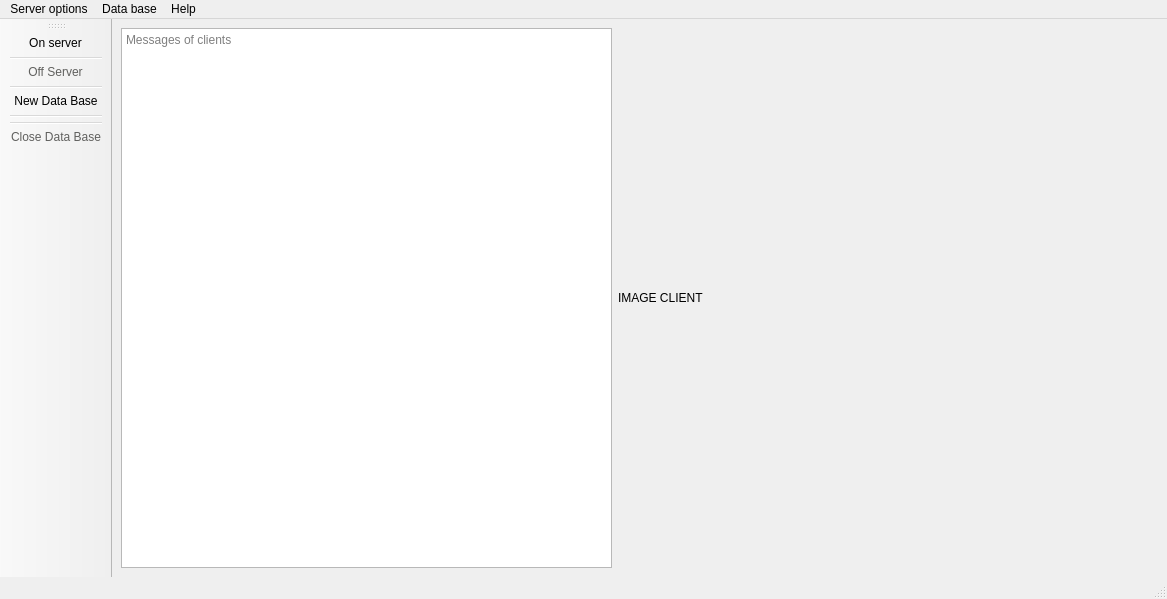
Before: the Qt Designer form mainwindow.ui in feichay10/Server-Proyecto-Final-SOA, drawn with Qt 5.
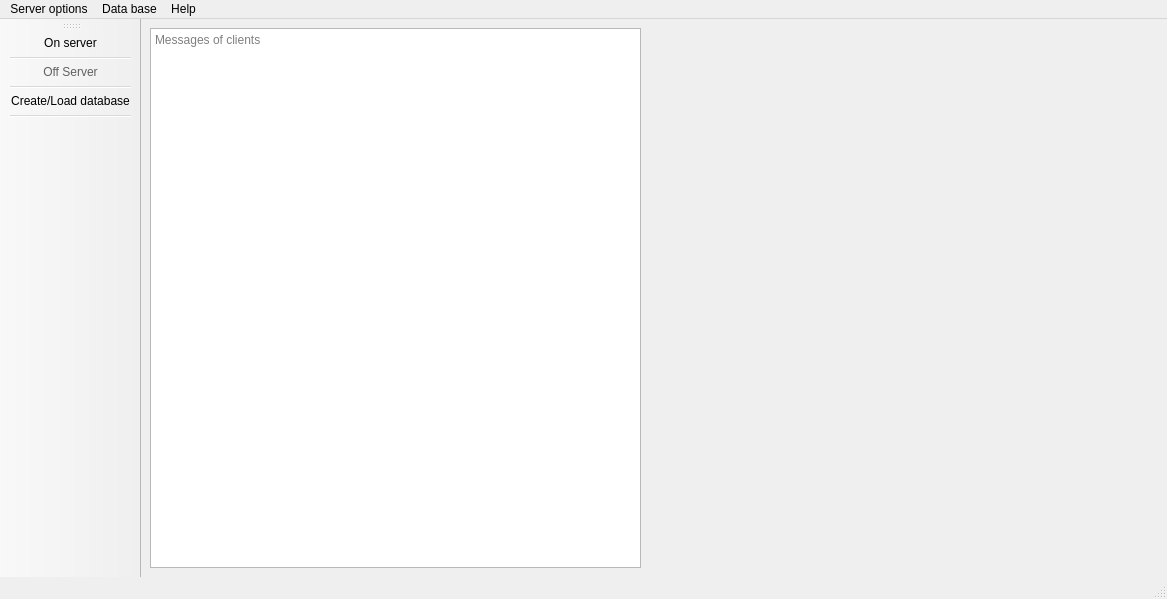
After: the same form once the commit is applied. Icons and pictures are not drawn.

Commit message: interface database manager fixed

Diff of the .ui file:
```diff
--- a/mainwindow.ui
+++ b/mainwindow.ui
@@ -39,6 +39,9 @@
         <height>0</height>
        </size>
       </property>
+      <property name="readOnly">
+       <bool>true</bool>
+      </property>
       <property name="placeholderText">
        <string>Messages of clients</string>
       </property>
@@ -47,7 +50,7 @@
     <item>
      <widget class="QLabel" name="label_to_show_image">
       <property name="text">
-       <string>IMAGE CLIENT</string>
+       <string> </string>
       </property>
      </widget>
     </item>
@@ -533,8 +536,6 @@
    <addaction name="separator"/>
    <addaction name="actionData_Base"/>
    <addaction name="separator"/>
-   <addaction name="separator"/>
-   <addaction name="actionClose_Data_Base"/>
   </widget>
   <action name="actionData_Base">
    <property name="icon">
@@ -542,7 +543,7 @@
      <normaloff>.</normaloff>.</iconset>
    </property>
    <property name="text">
-    <string>New Data Base</string>
+    <string>Create/Load database</string>
    </property>
    <property name="toolTip">
     <string>New Data Base</string>
@@ -578,21 +579,6 @@
     <string>Manual</string>
    </property>
   </action>
-  <action name="actionClose_Data_Base">
-   <property name="enabled">
-    <bool>false</bool>
-   </property>
-   <property name="icon">
-    <iconset theme="application-exit">
-     <normaloff>.</normaloff>.</iconset>
-   </property>
-   <property name="text">
-    <string>Close Data Base</string>
-   </property>
-   <property name="toolTip">
-    <string>Close Data Base</string>
-   </property>
-  </action>
   <action name="actionServer_On">
    <property name="icon">
     <iconset theme="media-playback-start">
```
Left out of the diff: 7 changed lines with no effect on the pictures. The commit also changes 4 other files.
